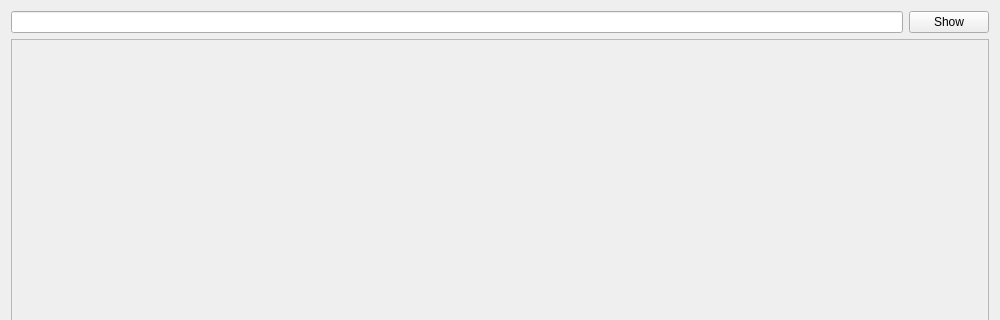
This is mainwindow.ui in q5sys/qt5fontbrowser as Qt 5 draws it before an edit; both pictures show x 0 to 1000 and y 0 to 320 of the 1000 by 750 pixel window. The edited form follows.
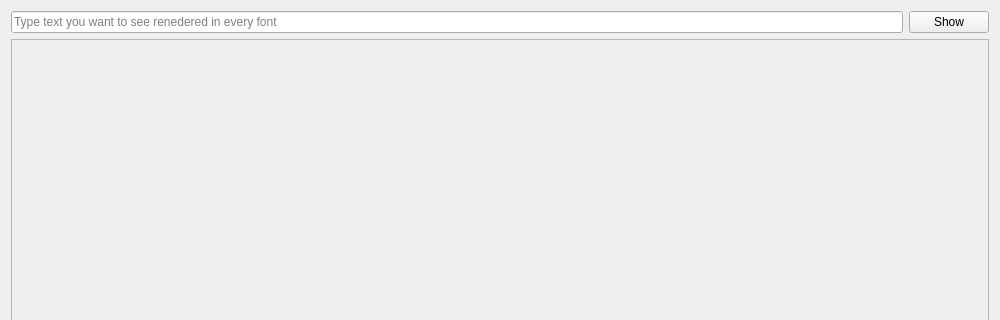
This is the edited form.

```diff
--- a/mainwindow.ui
+++ b/mainwindow.ui
@@ -23,7 +23,11 @@
          <enum>QLayout::SetMaximumSize</enum>
         </property>
         <item>
-         <widget class="QLineEdit" name="userLineEdit"/>
+         <widget class="QLineEdit" name="userLineEdit">
+          <property name="placeholderText">
+           <string>Type text you want to see renedered in every font</string>
+          </property>
+         </widget>
         </item>
         <item>
          <widget class="QPushButton" name="pushButton">
```
